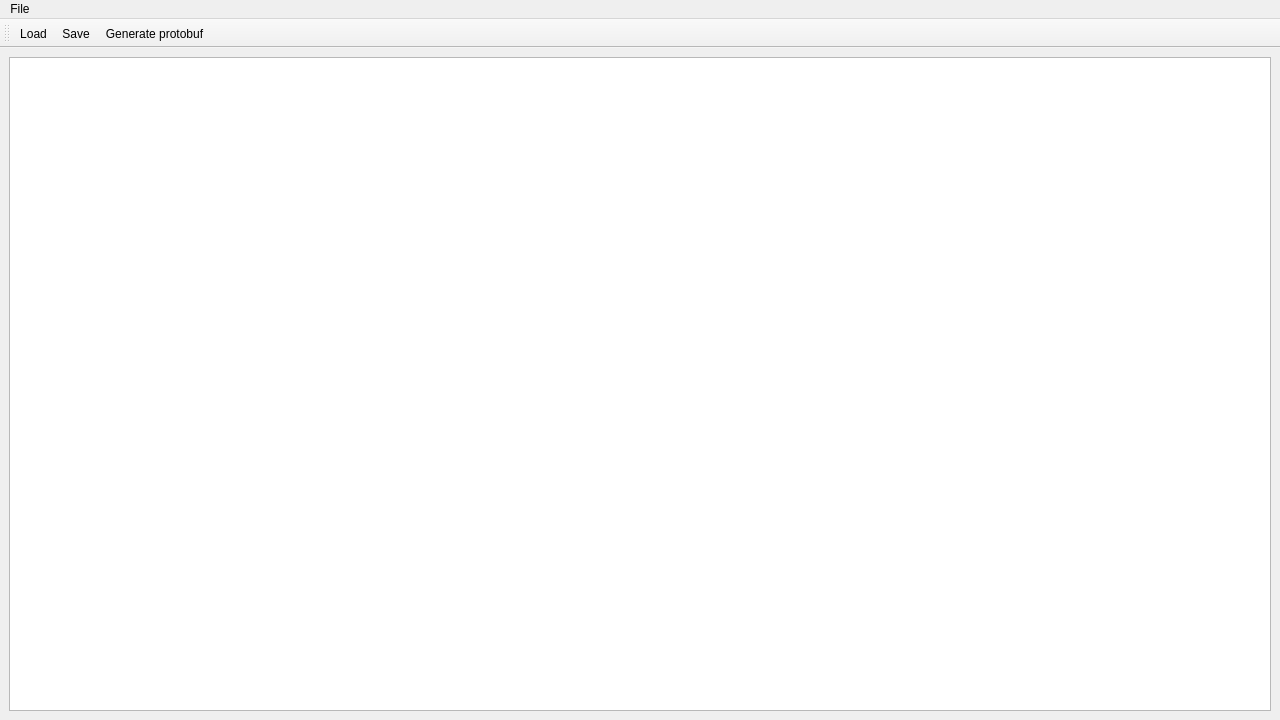
ColleyLi/BehaviourPlanning, file apollo/modules/tools/btviz/uis/mainwindow.ui: the form before one commit.
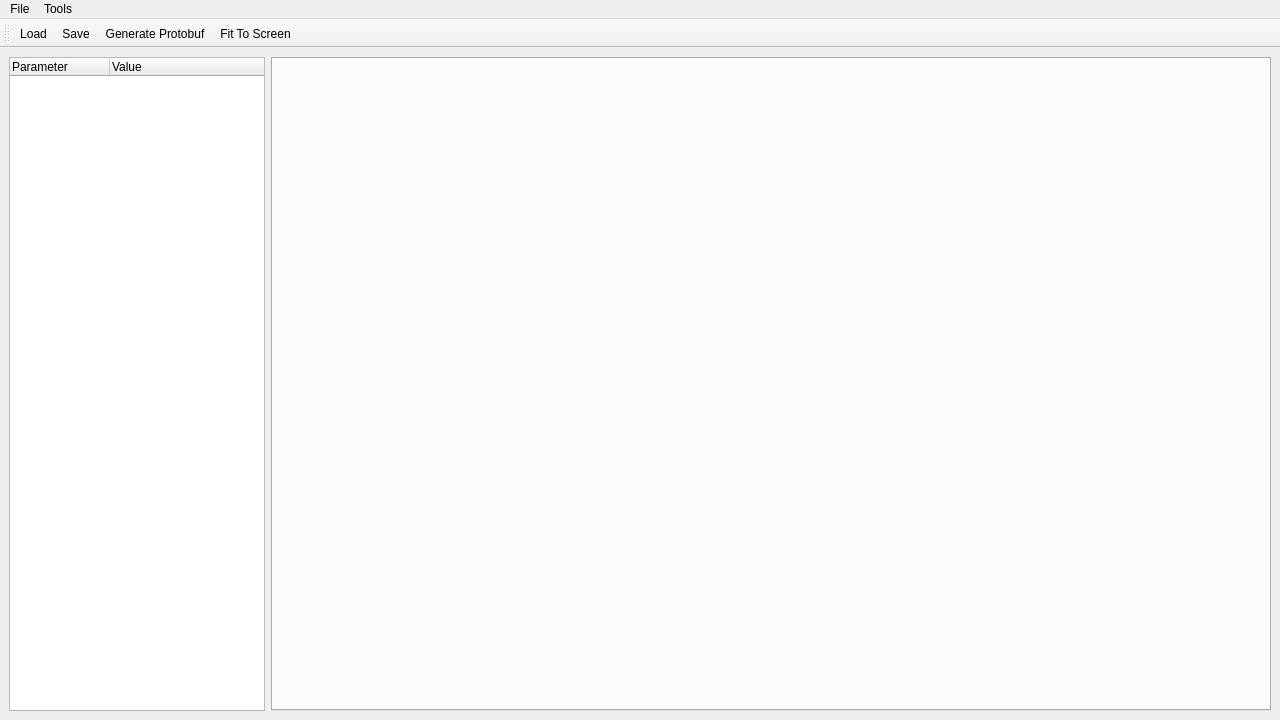
The form after the commit.

```diff
--- a/apollo/modules/tools/btviz/uis/mainwindow.ui
+++ b/apollo/modules/tools/btviz/uis/mainwindow.ui
@@ -16,17 +16,31 @@
   <widget class="QWidget" name="centralwidget">
    <layout class="QHBoxLayout" name="horizontalLayout">
     <item>
-     <widget class="QTreeView" name="treeView">
+     <widget class="QTreeWidget" name="treeWidget">
       <property name="sizePolicy">
        <sizepolicy hsizetype="Minimum" vsizetype="Expanding">
         <horstretch>0</horstretch>
         <verstretch>0</verstretch>
        </sizepolicy>
       </property>
+      <column>
+       <property name="text">
+        <string>Parameter</string>
+       </property>
+      </column>
+      <column>
+       <property name="text">
+        <string>Value</string>
+       </property>
+      </column>
      </widget>
     </item>
     <item>
-     <layout class="QVBoxLayout" name="frameLayout"/>
+     <widget class="QTabWidget" name="tabWidget">
+      <property name="currentIndex">
+       <number>-1</number>
+      </property>
+     </widget>
     </item>
    </layout>
   </widget>
@@ -46,7 +60,15 @@
     <addaction name="actionLoad"/>
     <addaction name="actionSave"/>
    </widget>
+   <widget class="QMenu" name="menutools">
+    <property name="title">
+     <string>Tools</string>
+    </property>
+    <addaction name="actionGenerateProtobuf"/>
+    <addaction name="actionFitToScreen"/>
+   </widget>
    <addaction name="menuFile"/>
+   <addaction name="menutools"/>
   </widget>
   <widget class="QToolBar" name="toolBar">
    <property name="windowTitle">
@@ -61,6 +83,7 @@
    <addaction name="actionLoad"/>
    <addaction name="actionSave"/>
    <addaction name="actionGenerateProtobuf"/>
+   <addaction name="actionFitToScreen"/>
   </widget>
   <action name="actionLoad">
    <property name="text">
@@ -74,7 +97,17 @@
   </action>
   <action name="actionGenerateProtobuf">
    <property name="text">
-    <string>Generate protobuf</string>
+    <string>Generate Protobuf</string>
+   </property>
+  </action>
+  <action name="actionFitToScreen">
+   <property name="text">
+    <string>Fit To Screen</string>
+   </property>
+  </action>
+  <action name="action">
+   <property name="text">
+    <string>Generate Protobuf</string>
    </property>
   </action>
  </widget>
```
